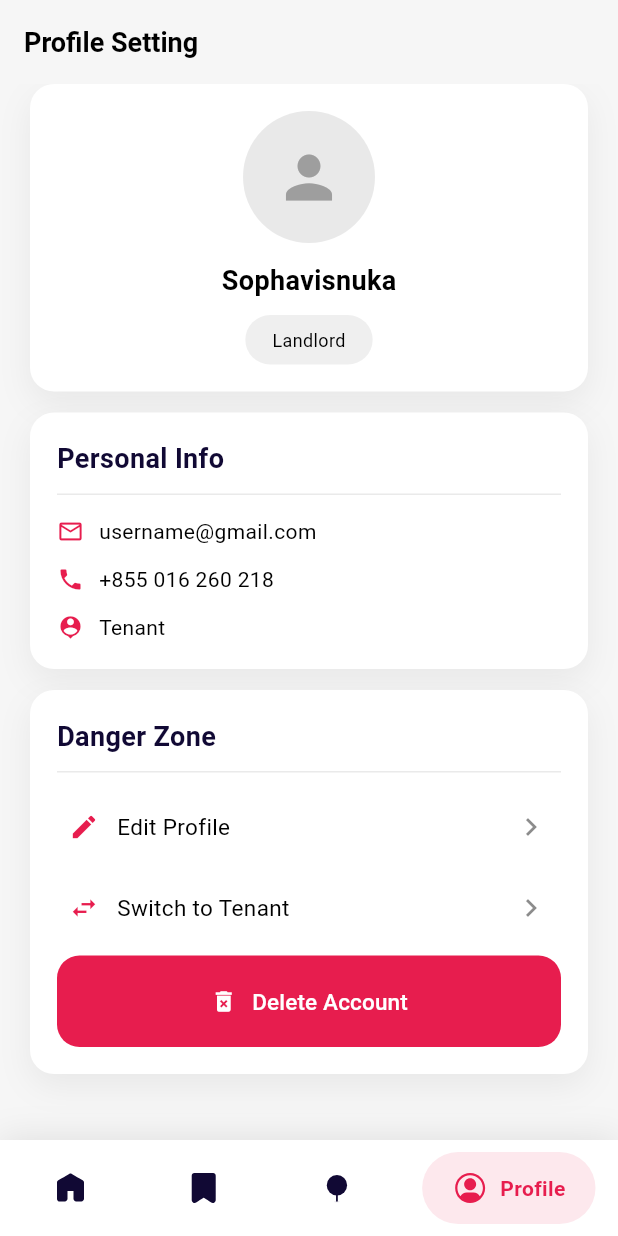
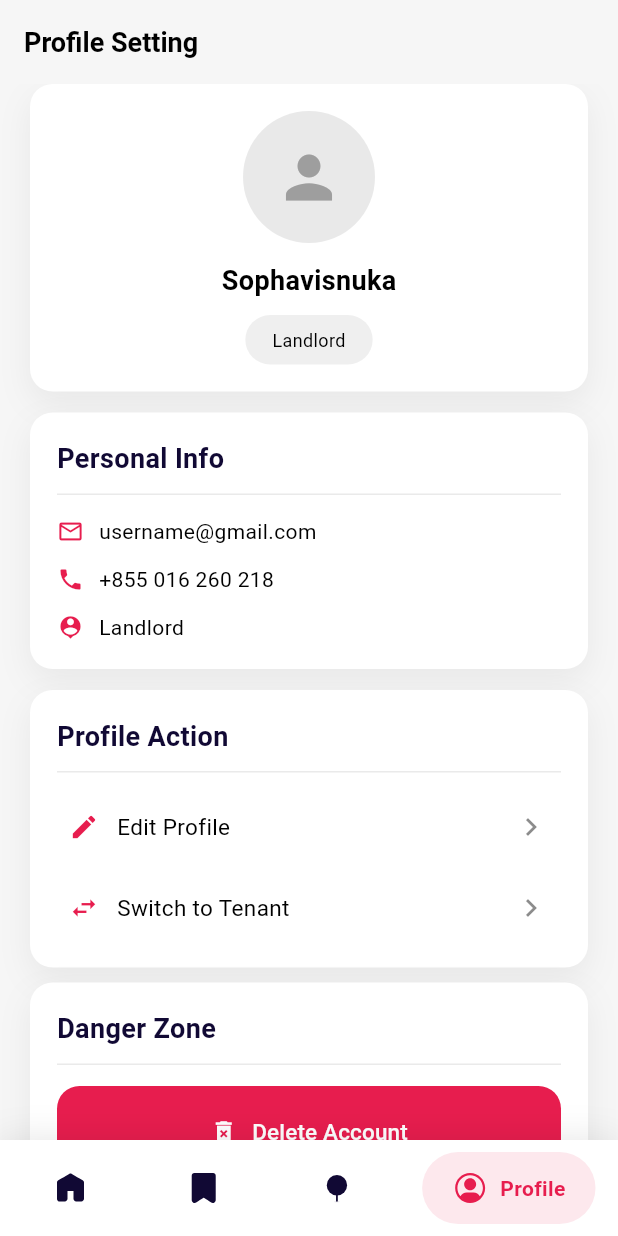
Before and after one commit to SeaHuyty/zoneer-mobile, a Flutter app: the screen it shows after launch, item 4 of the bottom bar chosen, on a phone screen of 412 x 824 dp. Run offline on Flutter 3.47's test engine with Material 3 defaults, Android fonts, the phone set to English and light mode, and no system bars; drawn by our look-alikes of google_nav_bar; our stand-ins replace flutter_dotenv, flutter_riverpod, lottie, supabase_flutter; accounts and stored records are empty.

Commit message:
adjust some mistake according to copilot

```diff
--- a/lib/core/utils/app_decoration.dart
+++ b/lib/core/utils/app_decoration.dart
@@ -1,10 +1,10 @@
 import 'package:flutter/material.dart';
 
 class AppDecoration {
-  static BoxDecoration card({double radius = 15, Color color = Colors.white}) {
+  static BoxDecoration card({double radius = 15, Color colors = Colors.white}) {
     return BoxDecoration(
-      borderRadius: BorderRadius.circular(16),
-      color: Colors.white,
+      borderRadius: BorderRadius.circular(radius),
+      color: colors,
       boxShadow: [
         BoxShadow(
           color: Colors.black.withOpacity(0.06),
--- a/lib/features/user/views/landlord_profile_setting.dart
+++ b/lib/features/user/views/landlord_profile_setting.dart
@@ -4,13 +4,13 @@ import 'package:zoneer_mobile/core/utils/app_colors.dart';
 import 'package:zoneer_mobile/features/user/widgets/profile_header_card.dart';
 import 'package:zoneer_mobile/features/user/widgets/section_card.dart';
 
-class ProfileView extends ConsumerWidget {
-  const ProfileView({super.key});
+class LandlordProfileSetting extends ConsumerWidget {
+  const LandlordProfileSetting({super.key});
 
   @override
   Widget build(BuildContext context, WidgetRef ref) {
     return Scaffold(
-      backgroundColor: Color(0xFFF6F6F6), // soft page background
+      backgroundColor: const Color(0xFFF6F6F6), // soft page background
       appBar: AppBar(
         title: const Text(
           'Profile Setting',
@@ -21,7 +21,7 @@ class ProfileView extends ConsumerWidget {
           ),
         ),
         centerTitle: false,
-        backgroundColor: Color(0xFFF6F6F6), // soft page background
+        backgroundColor: const Color(0xFFF6F6F6), // soft page background
         surfaceTintColor: Colors.white, // Material 3 tint
         scrolledUnderElevation: 0,      // remove scroll elevation color change
         elevation: 0,
@@ -55,7 +55,7 @@ class ProfileView extends ConsumerWidget {
               SizedBox(height: 12),
               InfoIconRow(
                 rowIcon: Icons.person_pin,
-                text: 'Tenant',
+                text: 'Landlord',
                 iconColor: AppColors.primary,
                 textColor: Colors.black,
                 textSize: 14,
@@ -65,7 +65,7 @@ class ProfileView extends ConsumerWidget {
           ),
           const SizedBox(height: 14),
           SectionCard(
-            title: "Danger Zone",
+            title: "Profile Action",
             children: [
               ActionRow(
                 icon: Icons.edit,
@@ -82,7 +82,12 @@ class ProfileView extends ConsumerWidget {
                   // TODO: switch role
                 },
               ),
-              const SizedBox(height: 10),
+            ],
+          ),
+          const SizedBox(height: 10),
+          SectionCard(
+            title: 'Danger Zone',
+            children: [
               //Logout button styled like a card action
               Container(
                 width: double.infinity,
@@ -118,10 +123,10 @@ class ProfileView extends ConsumerWidget {
                       ),
                     ],
                   ),
-                )
+                ),
               )
-            ],
-          ),
+            ]
+          )
         ],
       ),
     );
--- a/lib/features/user/widgets/profile_header_card.dart
+++ b/lib/features/user/widgets/profile_header_card.dart
@@ -3,7 +3,7 @@ import 'package:zoneer_mobile/core/utils/app_decoration.dart';
 
 
 class ProfileHeaderCard extends StatelessWidget {
-  const ProfileHeaderCard();
+  const ProfileHeaderCard({super.key});
 
   @override
   Widget build(BuildContext context) {
--- a/lib/shared/widgets/google_nav_bar.dart
+++ b/lib/shared/widgets/google_nav_bar.dart
@@ -17,7 +17,7 @@ class GoogleNavBar extends ConsumerStatefulWidget {
 }
 
 class _GoogleNavBarState extends ConsumerState<GoogleNavBar>
-    with TickerProviderStateMixin {
+  with TickerProviderStateMixin {
   late AnimationController _homeController;
   late AnimationController _wishlistController;
   late AnimationController _mapController;
@@ -27,7 +27,7 @@ class _GoogleNavBarState extends ConsumerState<GoogleNavBar>
     HomeView(),
     WishlistView(),
     MapView(),
-    ProfileView(),
+    LandlordProfileSetting(),
   ];
 
   @override
```
